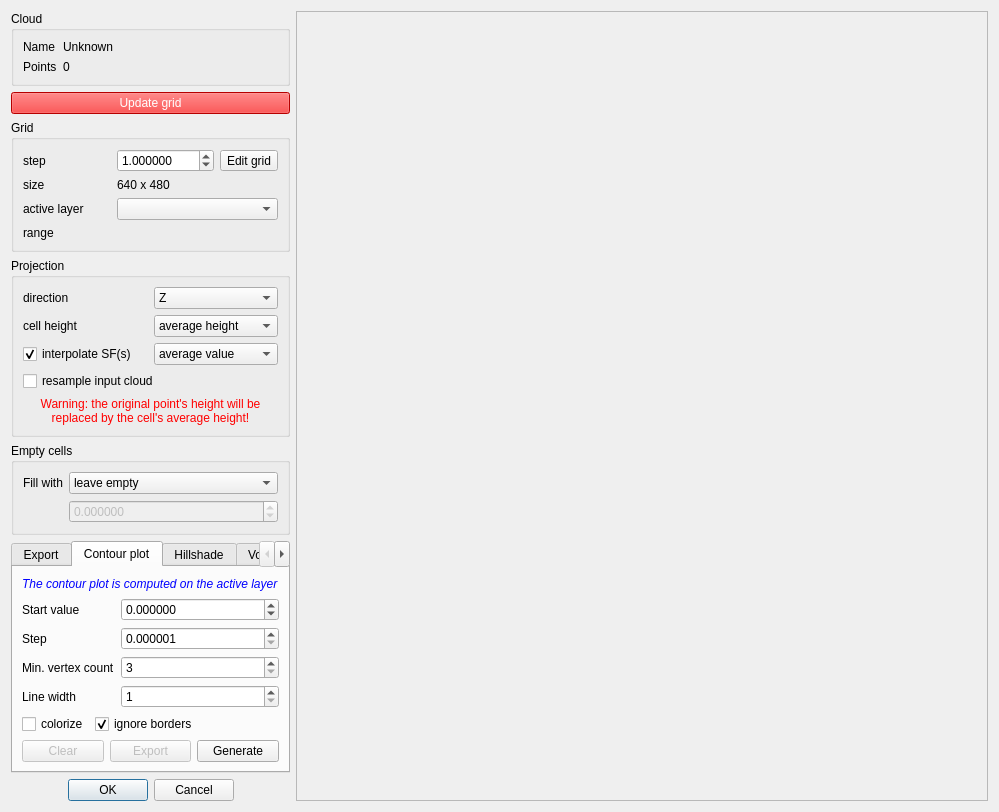
This is qCC/ui_templates/rasterizeDlg.ui in CloudCompare/CloudCompare as Qt 5 draws it before an edit. The edited form follows.
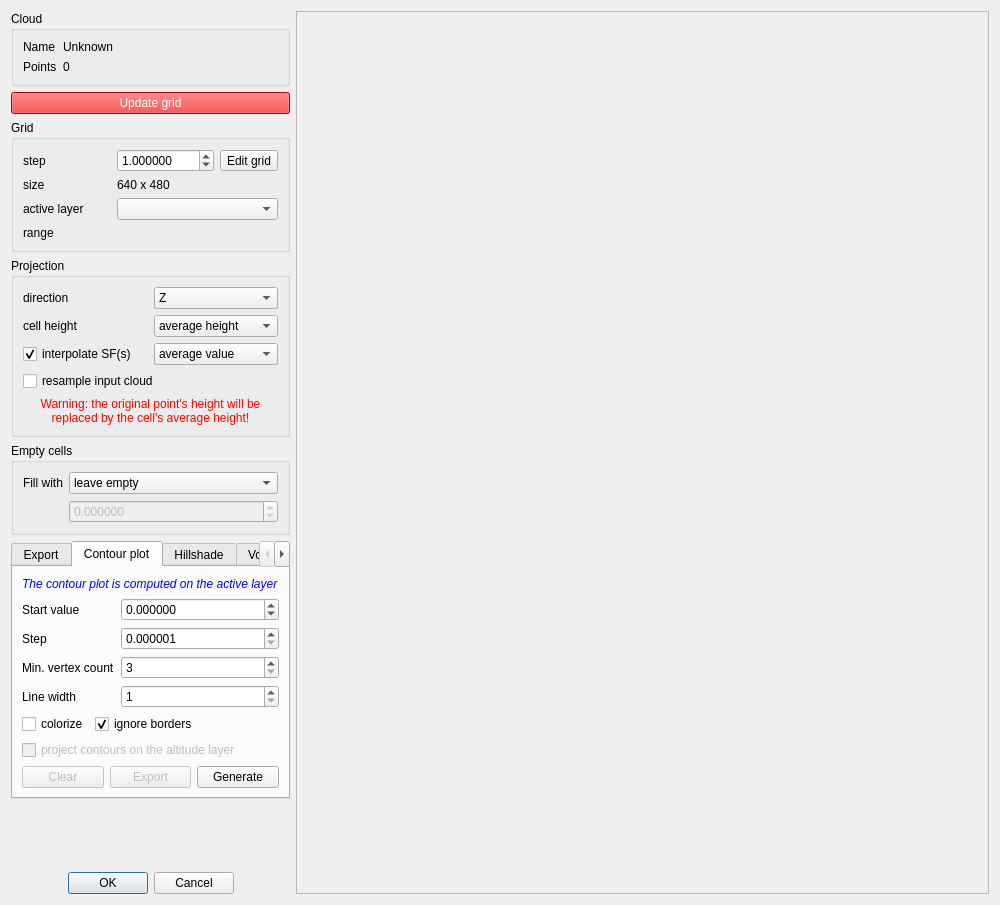
This is the edited form. The open tabs and pages were chosen to show the change.

Commit message: - Rasterize tool enhanced (contours computed on scalar fields can now be projected on altitudes) - glitch fix (the 'SF gradient' tool was mistakenly renaming the input scalar field)

```diff
--- a/qCC/ui_templates/rasterizeDlg.ui
+++ b/qCC/ui_templates/rasterizeDlg.ui
@@ -6,8 +6,8 @@
    <rect>
     <x>0</x>
     <y>0</y>
-    <width>999</width>
-    <height>760</height>
+    <width>1000</width>
+    <height>905</height>
    </rect>
   </property>
   <property name="windowTitle">
@@ -721,6 +721,16 @@
             </item>
            </layout>
           </item>
+          <item>
+           <widget class="QCheckBox" name="projectContoursOnAltCheckBox">
+            <property name="enabled">
+             <bool>false</bool>
+            </property>
+            <property name="text">
+             <string>project contours on the altitude layer</string>
+            </property>
+           </widget>
+          </item>
           <item>
            <layout class="QHBoxLayout" name="horizontalLayout_7">
             <item>
```
Left out of the diff: 33 changed lines with no effect on the pictures. The commit also changes 5 other files.
